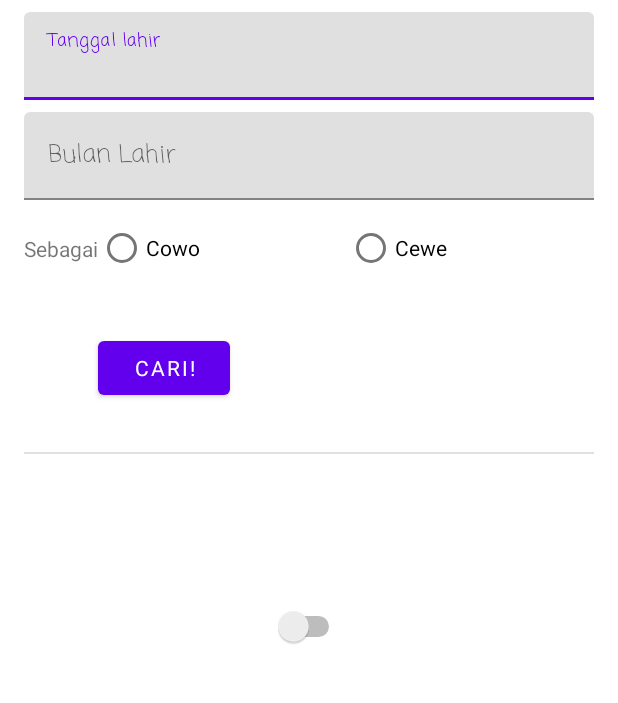
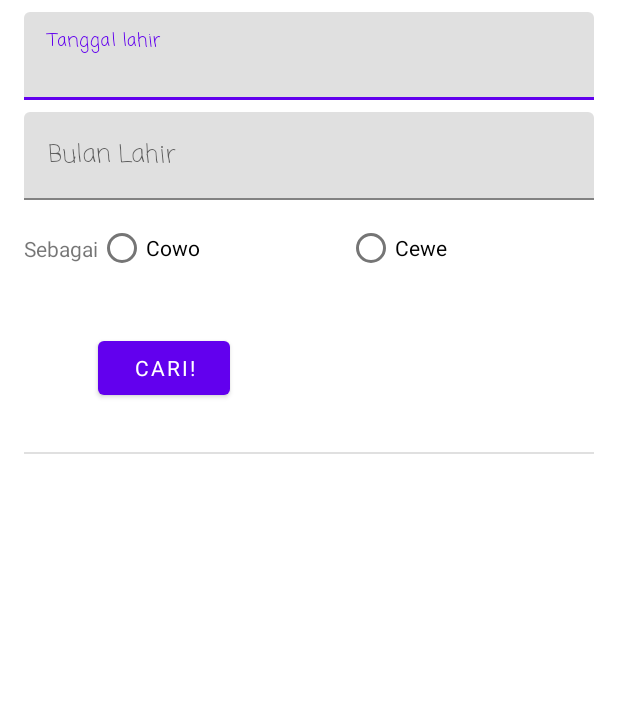
Before and after one commit to Rasyid198/assesmen1, an Android app: the screen it shows after launch (MainActivity), on a phone screen of 412 x 824 dp, the part 161-864 px from its top. Run offline under Robolectric (Android 15) with nearby library versions, the phone set to English and light mode, and no system bars; Roboto replaces fonts that are not available here.

Commit message:
Assesment 1

```diff
--- a/app/src/main/res/layout/activity_main.xml
+++ b/app/src/main/res/layout/activity_main.xml
@@ -144,15 +144,5 @@
         app:layout_constraintTop_toBottomOf="@+id/zodiakText"
         tools:text="Karakter mu : " />
 
-    <Switch
-        android:id="@+id/switchButton"
-        android:layout_width="wrap_content"
-        android:layout_height="wrap_content"
-        android:layout_marginTop="32dp"
-        android:clickable="true"
-        app:layout_constraintEnd_toEndOf="parent"
-        app:layout_constraintStart_toStartOf="parent"
-        app:layout_constraintTop_toBottomOf="@+id/deskripsiText" />
-
 </androidx.constraintlayout.widget.ConstraintLayout>
 </ScrollView>
```
